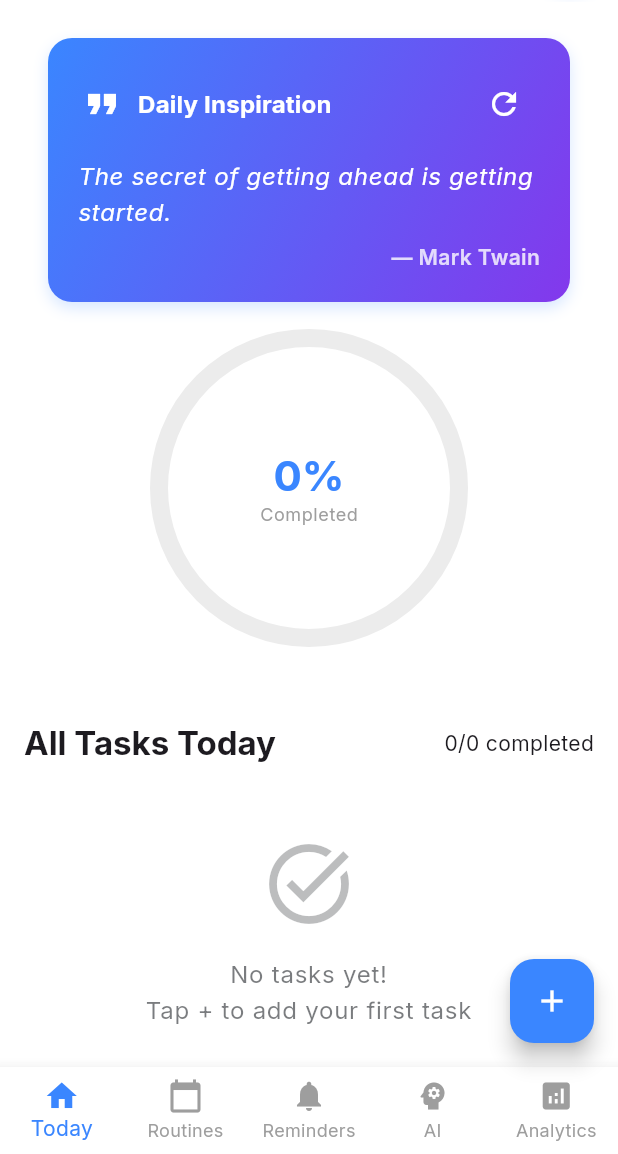
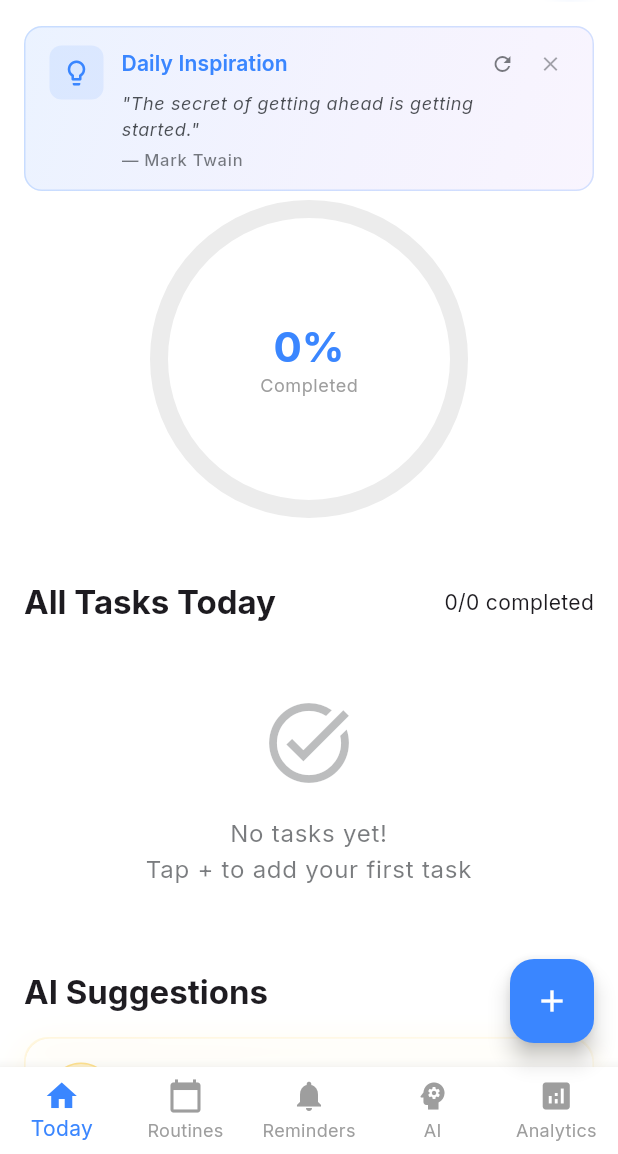
Before and after one commit to Aditya1156/DayPilot, a Flutter app: the screen it shows after launch, after a tap on "Skip", on a phone screen of 412 x 824 dp, the part 82-1236 px from its top. Run offline on Flutter 3.47's test engine with Material 3 defaults, Android fonts, the phone set to English and light mode, and no system bars; our stand-ins replace cloud_firestore, confetti, firebase_auth, firebase_core, fl_chart, flutter_local_notifications and 6 more; accounts and stored records are empty.

Commit message:
updated ui

```diff
--- a/lib/main.dart
+++ b/lib/main.dart
@@ -1,3 +1,4 @@
+import 'dart:async';
 import 'package:flutter/material.dart';
 import 'package:flutter_riverpod/flutter_riverpod.dart';
 import 'package:hive_flutter/hive_flutter.dart';
@@ -101,46 +102,65 @@ class _AuthWrapperState extends State<AuthWrapper> {
   bool? _onboardingComplete;
   User? _currentUser;
   bool? _usernameSetupComplete;
+  StreamSubscription<User?>? _authSubscription;
 
   @override
   void initState() {
     super.initState();
     _checkOnboarding();
     // Listen to auth state changes
-    FirebaseAuth.instance.authStateChanges().listen((User? user) async {
+    _authSubscription = FirebaseAuth.instance.authStateChanges().listen((User? user) async {
       print('🔄 Auth state changed: ${user?.uid ?? 'null'}');
+      if (!mounted) return; // Check if widget is still mounted
+
       if (user != null) {
         // User logged in - add small delay to ensure SharedPreferences is saved
         await Future.delayed(const Duration(milliseconds: 100));
+        if (!mounted) return; // Check again after async operation
+
         // Check username setup
         await _checkUsernameSetup();
         print('👤 Username setup check complete: $_usernameSetupComplete');
       } else {
         // User logged out - reset username state
+        if (mounted) {
           setState(() {
             _usernameSetupComplete = null;
           });
         }
+      }
       // Update user state AFTER checking username setup
+      if (mounted) {
         setState(() {
           _currentUser = user;
         });
         print('✅ Auth state update complete - User: ${user?.uid ?? 'null'}, Setup: $_usernameSetupComplete');
+      }
     });
+  }
+
+  @override
+  void dispose() {
+    _authSubscription?.cancel();
+    super.dispose();
   }
 
   Future<void> _checkOnboarding() async {
     final prefs = await SharedPreferences.getInstance();
+    if (mounted) {
       setState(() {
         _onboardingComplete = prefs.getBool('onboarding_complete') ?? false;
       });
     }
+  }
 
   Future<void> _checkUsernameSetup() async {
     final prefs = await SharedPreferences.getInstance();
+    if (mounted) {
       setState(() {
         _usernameSetupComplete = prefs.getBool('username_setup_complete') ?? false;
       });
+    }
   }
 
   bool _isFirebaseAvailable() {
--- a/lib/screens/dashboard_screen.dart
+++ b/lib/screens/dashboard_screen.dart
@@ -130,9 +130,8 @@ class _DashboardScreenState extends ConsumerState<DashboardScreen> with TickerPr
                 child: Column(
                   crossAxisAlignment: CrossAxisAlignment.start,
                   children: [
-                    // Motivational Quote Card
+                    // Motivational Quote Card - Now smaller and dismissible
                     const MotivationalQuoteCard(),
-                    const SizedBox(height: 16),
 
                     // Circular Timeline
                     Center(
@@ -141,7 +140,7 @@ class _DashboardScreenState extends ConsumerState<DashboardScreen> with TickerPr
                         progress: progress,
                       ),
                     ),
-                    const SizedBox(height: 32),
+                    const SizedBox(height: 24),
 
                     // Morning Section
                     _buildTimeSection(
--- a/lib/widgets/motivational_quote_card.dart
+++ b/lib/widgets/motivational_quote_card.dart
@@ -1,5 +1,6 @@
 import 'package:flutter/material.dart';
 import 'dart:math';
+import 'package:shared_preferences/shared_preferences.dart';
 
 /// Card displaying motivational quotes and productivity tips
 class MotivationalQuoteCard extends StatefulWidget {
@@ -11,6 +12,7 @@ class MotivationalQuoteCard extends StatefulWidget {
 
 class _MotivationalQuoteCardState extends State<MotivationalQuoteCard> {
   late Map<String, String> currentQuote;
+  bool _isVisible = true;
 
   final List<Map<String, String>> quotes = [
     {
@@ -59,6 +61,22 @@ class _MotivationalQuoteCardState extends State<MotivationalQuoteCard> {
   void initState() {
     super.initState();
     _selectRandomQuote();
+    _loadVisibility();
+  }
+
+  Future<void> _loadVisibility() async {
+    final prefs = await SharedPreferences.getInstance();
+    final visible = prefs.getBool('quote_visible') ?? true;
+    if (mounted) {
+      setState(() {
+        _isVisible = visible;
+      });
+    }
+  }
+
+  Future<void> _saveVisibility(bool visible) async {
+    final prefs = await SharedPreferences.getInstance();
+    await prefs.setBool('quote_visible', visible);
   }
 
   void _selectRandomQuote() {
@@ -68,81 +86,120 @@ class _MotivationalQuoteCardState extends State<MotivationalQuoteCard> {
     });
   }
 
+  void _dismissCard() {
+    setState(() {
+      _isVisible = false;
+    });
+    _saveVisibility(false);
+  }
+
   @override
   Widget build(BuildContext context) {
+    if (!_isVisible) return const SizedBox.shrink();
+
     final theme = Theme.of(context);
 
     return Container(
-      margin: const EdgeInsets.symmetric(horizontal: 16, vertical: 8),
+      margin: const EdgeInsets.only(bottom: 12),
       decoration: BoxDecoration(
         gradient: LinearGradient(
           colors: [
-            theme.colorScheme.primaryContainer,
-            theme.colorScheme.secondaryContainer,
+            theme.colorScheme.primary.withOpacity(0.1),
+            theme.colorScheme.secondary.withOpacity(0.05),
           ],
           begin: Alignment.topLeft,
           end: Alignment.bottomRight,
         ),
-        borderRadius: BorderRadius.circular(16),
-        boxShadow: [
-          BoxShadow(
+        borderRadius: BorderRadius.circular(12),
+        border: Border.all(
           color: theme.colorScheme.primary.withOpacity(0.2),
-            blurRadius: 8,
-            offset: const Offset(0, 4),
+          width: 1,
         ),
-        ],
       ),
       child: Material(
         color: Colors.transparent,
-        child: InkWell(
-          onTap: _selectRandomQuote,
-          borderRadius: BorderRadius.circular(16),
         child: Padding(
-            padding: const EdgeInsets.all(20),
+          padding: const EdgeInsets.symmetric(horizontal: 16, vertical: 12),
+          child: Row(
+            crossAxisAlignment: CrossAxisAlignment.start,
+            children: [
+              // Quote icon
+              Container(
+                padding: const EdgeInsets.all(8),
+                decoration: BoxDecoration(
+                  color: theme.colorScheme.primary.withOpacity(0.1),
+                  borderRadius: BorderRadius.circular(8),
+                ),
+                child: Icon(
+                  Icons.lightbulb_outline,
+                  color: theme.colorScheme.primary,
+                  size: 20,
+                ),
+              ),
+              const SizedBox(width: 12),
+              // Quote content
+              Expanded(
                 child: Column(
                   crossAxisAlignment: CrossAxisAlignment.start,
                   children: [
                     Row(
                       children: [
-                    Icon(
-                      Icons.format_quote,
-                      color: theme.colorScheme.onPrimaryContainer,
-                      size: 32,
-                    ),
-                    const SizedBox(width: 8),
                         Text(
                           'Daily Inspiration',
-                      style: theme.textTheme.titleMedium?.copyWith(
-                        color: theme.colorScheme.onPrimaryContainer,
-                        fontWeight: FontWeight.bold,
+                          style: theme.textTheme.labelLarge?.copyWith(
+                            color: theme.colorScheme.primary,
+                            fontWeight: FontWeight.w600,
                           ),
                         ),
                         const Spacer(),
-                    IconButton(
-                      icon: const Icon(Icons.refresh),
-                      color: theme.colorScheme.onPrimaryContainer,
-                      onPressed: _selectRandomQuote,
-                      tooltip: 'New quote',
+                        // Refresh button
+                        InkWell(
+                          onTap: _selectRandomQuote,
+                          borderRadius: BorderRadius.circular(4),
+                          child: Padding(
+                            padding: const EdgeInsets.all(4),
+                            child: Icon(
+                              Icons.refresh,
+                              size: 16,
+                              color: theme.colorScheme.onSurface.withOpacity(0.6),
+                            ),
+                          ),
                         ),
                       ],
                     ),
-                const SizedBox(height: 12),
+                    const SizedBox(height: 6),
                     Text(
-                  currentQuote['quote'] ?? '',
-                  style: theme.textTheme.bodyLarge?.copyWith(
-                    color: theme.colorScheme.onPrimaryContainer,
+                      '"${currentQuote['quote'] ?? ''}"',
+                      style: theme.textTheme.bodySmall?.copyWith(
+                        color: theme.colorScheme.onSurface.withOpacity(0.8),
+                        height: 1.4,
                         fontStyle: FontStyle.italic,
-                    height: 1.5,
+                      ),
+                      maxLines: 2,
+                      overflow: TextOverflow.ellipsis,
+                    ),
+                    const SizedBox(height: 4),
+                    Text(
+                      '— ${currentQuote['author'] ?? ''}',
+                      style: theme.textTheme.labelSmall?.copyWith(
+                        color: theme.colorScheme.onSurface.withOpacity(0.6),
+                        fontWeight: FontWeight.w500,
                       ),
                     ),
-                const SizedBox(height: 8),
-                Align(
-                  alignment: Alignment.centerRight,
-                  child: Text(
-                    '— ${currentQuote['author'] ?? ''}',
-                    style: theme.textTheme.bodyMedium?.copyWith(
-                      color: theme.colorScheme.onPrimaryContainer.withOpacity(0.8),
-                      fontWeight: FontWeight.w600,
+                  ],
+                ),
+              ),
+              const SizedBox(width: 8),
+              // Close button
+              InkWell(
+                onTap: _dismissCard,
+                borderRadius: BorderRadius.circular(4),
+                child: Padding(
+                  padding: const EdgeInsets.all(4),
+                  child: Icon(
+                    Icons.close,
+                    size: 16,
+                    color: theme.colorScheme.onSurface.withOpacity(0.4),
                   ),
                 ),
               ),
@@ -150,7 +207,6 @@ class _MotivationalQuoteCardState extends State<MotivationalQuoteCard> {
           ),
         ),
       ),
-      ),
     );
   }
 }
```
Lines whose indentation alone changed are shown as unchanged.
